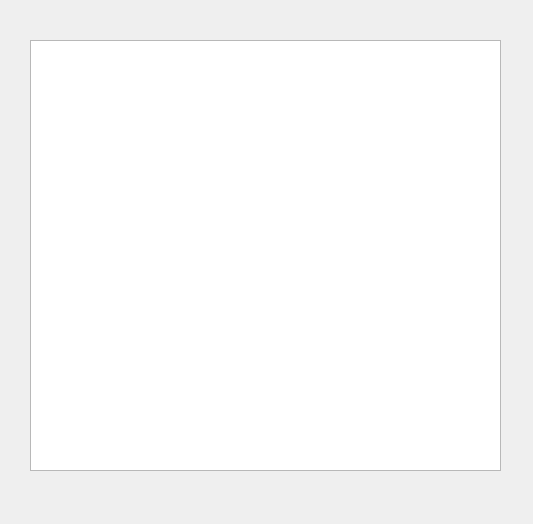
diegost0015/TCC, file Desenvolvimento/Estoque.ui: the form before one commit.
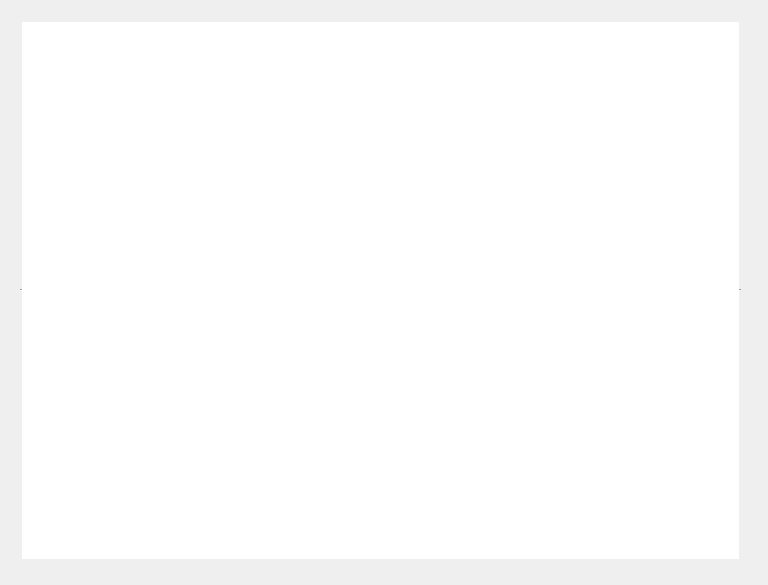
The form after the commit.

The edit to the form file:
```diff
--- a/Desenvolvimento/Estoque.ui
+++ b/Desenvolvimento/Estoque.ui
@@ -6,8 +6,8 @@
    <rect>
     <x>0</x>
     <y>0</y>
-    <width>533</width>
-    <height>524</height>
+    <width>768</width>
+    <height>585</height>
    </rect>
   </property>
   <property name="windowTitle">
@@ -16,12 +16,21 @@
   <widget class="QTableWidget" name="tableWidget">
    <property name="geometry">
     <rect>
-     <x>30</x>
-     <y>40</y>
-     <width>471</width>
-     <height>431</height>
+     <x>20</x>
+     <y>20</y>
+     <width>721</width>
+     <height>541</height>
     </rect>
    </property>
+   <property name="frameShape">
+    <enum>QFrame::HLine</enum>
+   </property>
+   <attribute name="horizontalHeaderVisible">
+    <bool>false</bool>
+   </attribute>
+   <attribute name="verticalHeaderVisible">
+    <bool>false</bool>
+   </attribute>
   </widget>
  </widget>
  <resources/>
```
